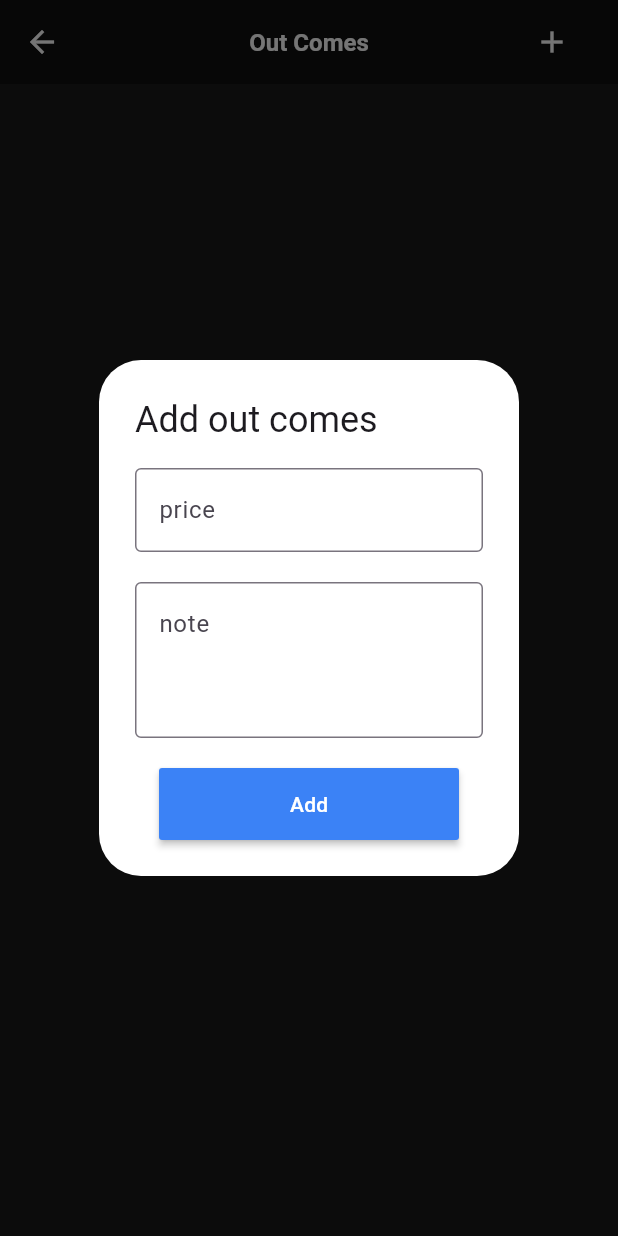
After one commit to ahmedalnagdy18/quarto, a Flutter app: the _OutComesPage screen opened directly, after a tap on the "add" icon, on a phone screen of 412 x 824 dp. The commit adds this screen. Run offline on Flutter 3.47's test engine with Material 3 defaults, Android fonts, the phone set to English and light mode, and no system bars; our stand-ins replace bloc, flutter_bloc, flutter_svg, get_it, internet_connection_checker, pdf and 3 more; missing offline and left inert: excel, window_manager; accounts and stored records are empty.

Commit message:
finish outcomes page

```diff
--- /dev/null
+++ b/lib/features/dashboard/data/model/outcomes_model.dart
@@ -0,0 +1,27 @@
+class OutcomesModel {
+  final String id;
+  final String note;
+  final int price;
+
+  OutcomesModel({
+    required this.id,
+    required this.note,
+    required this.price,
+  });
+
+  factory OutcomesModel.fromJson(Map<String, dynamic> json) {
+    return OutcomesModel(
+      id: json['id']?.toString() ?? '',
+      note: json['note'] ?? '',
+      price: json['price'] ?? 0,
+    );
+  }
+
+  Map<String, dynamic> toJson() {
+    return {
+      'id': id,
+      'note': note,
+      'price': price,
+    };
+  }
+}
--- a/lib/features/dashboard/data/repository_imp/dashboard_repository_imp.dart
+++ b/lib/features/dashboard/data/repository_imp/dashboard_repository_imp.dart
@@ -1,3 +1,4 @@
+import 'package:quarto/features/dashboard/data/model/outcomes_model.dart';
 import 'package:quarto/features/dashboard/data/model/room_model.dart';
 import 'package:quarto/features/dashboard/data/model/session_history_model.dart';
 import 'package:quarto/features/dashboard/domain/repository/dashboard_repository.dart';
@@ -92,8 +93,11 @@ class DashboardRepositoryImp implements DashboardRepository {
   @override
   Future<Room> getRoom(String roomId) async {
     try {
-      final response =
-          await supabase.from('rooms').select().eq('id', roomId).single();
+      final response = await supabase
+          .from('rooms')
+          .select()
+          .eq('id', roomId)
+          .single();
       return Room.fromJson(response);
     } catch (e) {
       // print('Error getting room: $e');
@@ -215,8 +219,7 @@ class DashboardRepositoryImp implements DashboardRepository {
 
       // خد الأوردرات من الجلسة النشطة
       if (activeSession['orders_items'] != null) {
-        final currentOrdersList =
-            (activeSession['orders_items'] as List)
+        final currentOrdersList = (activeSession['orders_items'] as List)
             .map((e) => OrderItem.fromJson(Map<String, dynamic>.from(e)))
             .toList();
 
@@ -262,8 +265,7 @@ class DashboardRepositoryImp implements DashboardRepository {
   // دالة مساعدة للحصول على الجلسة النشطة
   Future<Map<String, dynamic>?> _getActiveSession(String roomId) async {
     try {
-      final response =
-          await supabase
+      final response = await supabase
           .from('session_history')
           .select()
           .eq('room_id', roomId)
@@ -397,8 +399,7 @@ class DashboardRepositoryImp implements DashboardRepository {
       // 2. تحديث الجلسة في session_history
       if (sessionId != null && sessionId.isNotEmpty) {
         // جلب بيانات الجلسة الحالية
-        final sessionResponse =
-            await supabase
+        final sessionResponse = await supabase
             .from('session_history')
             .select()
             .eq('id', sessionId)
@@ -419,8 +420,8 @@ class DashboardRepositoryImp implements DashboardRepository {
         );
 
         // ⭐⭐ الحساب الصحيح: نضيف سعر الأوردرات الجديدة فقط
-        final currentTotalCost =
-            (sessionResponse['total_cost'] as num).toDouble();
+        final currentTotalCost = (sessionResponse['total_cost'] as num)
+            .toDouble();
         final ordersToAdd = newOrdersPrice; // ⭐ بس الأوردرات الجديدة
         final updatedTotalCost = currentTotalCost + ordersToAdd;
 
@@ -453,8 +454,8 @@ class DashboardRepositoryImp implements DashboardRepository {
           );
 
           // نفس المنطق: نضيف الجديدة فقط
-          final currentTotalCost =
-              (activeSession['total_cost'] as num).toDouble();
+          final currentTotalCost = (activeSession['total_cost'] as num)
+              .toDouble();
           final ordersToAdd = newOrdersPrice;
           final updatedTotalCost = currentTotalCost + ordersToAdd;
 
@@ -480,4 +481,40 @@ class DashboardRepositoryImp implements DashboardRepository {
       rethrow;
     }
   }
+
+  @override
+  Future<void> addOutComes({required int price, required String note}) async {
+    try {
+      await supabase.from('outcomes').insert({
+        "price": price,
+        "note": note,
+      });
+    } catch (e) {
+      // Handle error appropriately
+      throw Exception('Failed to add outcome: $e');
     }
+  }
+
+  @override
+  Future<List<OutcomesModel>> outComesData() async {
+    final response = await supabase
+        .from('outcomes')
+        .select() // This selects ALL columns
+        .order(
+          'id',
+          ascending: false,
+        ); // Or don't order if you don't have created_at
+
+    return (response as List)
+        .map((json) => OutcomesModel.fromJson(json))
+        .toList();
+  }
+
+  @override
+  Future<void> deleteOutComesData(String id) async {
+    await supabase
+        .from('outcomes')
+        .delete()
+        .eq('id', id); // This specifies which row to delete
+  }
+}
--- a/lib/features/dashboard/domain/repository/dashboard_repository.dart
+++ b/lib/features/dashboard/domain/repository/dashboard_repository.dart
@@ -1,3 +1,4 @@
+import 'package:quarto/features/dashboard/data/model/outcomes_model.dart';
 import 'package:quarto/features/dashboard/data/model/room_model.dart';
 import 'package:quarto/features/dashboard/data/model/session_history_model.dart';
 
@@ -22,4 +23,8 @@ abstract class DashboardRepository {
     List<OrderItem> orders, {
     String? sessionId,
   });
+
+  Future<void> addOutComes({required int price, required String note});
+  Future<List<OutcomesModel>> outComesData();
+  Future<void> deleteOutComesData(String id);
 }
--- /dev/null
+++ b/lib/features/dashboard/domain/usecases/add_outcome_usecase.dart
@@ -0,0 +1,11 @@
+import 'package:quarto/features/dashboard/domain/repository/dashboard_repository.dart';
+
+class AddOutcomeUsecase {
+  final DashboardRepository repository;
+
+  AddOutcomeUsecase({required this.repository});
+
+  Future<void> call({required int price, required String note}) async {
+    await repository.addOutComes(note: note, price: price);
+  }
+}
--- /dev/null
+++ b/lib/features/dashboard/domain/usecases/delete_outcome_usecase.dart
@@ -0,0 +1,11 @@
+import 'package:quarto/features/dashboard/domain/repository/dashboard_repository.dart';
+
+class DeleteOutcomeUsecase {
+  final DashboardRepository repository;
+
+  DeleteOutcomeUsecase({required this.repository});
+
+  Future<void> call(String id) async {
+    return repository.deleteOutComesData(id);
+  }
+}
--- /dev/null
+++ b/lib/features/dashboard/domain/usecases/get_outcomes_usecase.dart
@@ -0,0 +1,12 @@
+import 'package:quarto/features/dashboard/data/model/outcomes_model.dart';
+import 'package:quarto/features/dashboard/domain/repository/dashboard_repository.dart';
+
+class GetOutcomesUsecase {
+  final DashboardRepository repository;
+
+  GetOutcomesUsecase({required this.repository});
+
+  Future<List<OutcomesModel>> call() async {
+    return repository.outComesData();
+  }
+}
--- /dev/null
+++ b/lib/features/dashboard/presentation/cubits/outcomes/outcomes_cubit.dart
@@ -0,0 +1,57 @@
+import 'package:bloc/bloc.dart';
+import 'package:flutter/material.dart';
+import 'package:quarto/features/dashboard/data/model/outcomes_model.dart';
+import 'package:quarto/features/dashboard/domain/usecases/add_outcome_usecase.dart';
+import 'package:quarto/features/dashboard/domain/usecases/delete_outcome_usecase.dart';
+import 'package:quarto/features/dashboard/domain/usecases/get_outcomes_usecase.dart';
+
+part 'outcomes_state.dart';
+
+class OutcomesCubit extends Cubit<OutcomesState> {
+  final AddOutcomeUsecase addOutcomeUsecase;
+  final GetOutcomesUsecase getOutcomesUsecase;
+  final DeleteOutcomeUsecase deleteOutcomeUsecase;
+  OutcomesCubit({
+    required this.addOutcomeUsecase,
+    required this.getOutcomesUsecase,
+    required this.deleteOutcomeUsecase,
+  }) : super(OutcomesInitial());
+
+  Future<void> addOutcomesFunc({
+    required int price,
+    required String note,
+  }) async {
+    emit(LoadingAddOutcomes());
+    try {
+      await addOutcomeUsecase(note: note, price: price);
+      emit(
+        SuccessAddOutcomes(),
+      );
+    } catch (e) {
+      emit(ErrorAddOutcomes(message: e.toString()));
+    }
+  }
+
+  Future<void> getOutcomes() async {
+    emit(LoadingGetOutcomes());
+    try {
+      final data = await getOutcomesUsecase();
+      emit(
+        SuccessGetOutcomes(data: data),
+      );
+    } catch (e) {
+      emit(ErrorGetOutcomes(message: e.toString()));
+    }
+  }
+
+  Future<void> deleteOutcome(String id) async {
+    emit(LoadingDeleteOutcome());
+    try {
+      await deleteOutcomeUsecase(id);
+
+      emit(SuccessDeleteOutcome());
+    } catch (e) {
+      emit(ErrorDeleteOutcome(message: e.toString()));
+    }
+  }
+}
--- /dev/null
+++ b/lib/features/dashboard/presentation/cubits/outcomes/outcomes_state.dart
@@ -0,0 +1,42 @@
+part of 'outcomes_cubit.dart';
+
+@immutable
+sealed class OutcomesState {}
+
+final class OutcomesInitial extends OutcomesState {}
+
+class LoadingAddOutcomes extends OutcomesState {}
+
+class SuccessAddOutcomes extends OutcomesState {}
+
+class ErrorAddOutcomes extends OutcomesState {
+  final String message;
+
+  ErrorAddOutcomes({required this.message});
+}
+
+class LoadingGetOutcomes extends OutcomesState {}
+
+class SuccessGetOutcomes extends OutcomesState {
+  final List<OutcomesModel> data;
+
+  SuccessGetOutcomes({required this.data});
+}
+
+class ErrorGetOutcomes extends OutcomesState {
+  final String message;
+
+  ErrorGetOutcomes({required this.message});
+}
+
+class LoadingDeleteOutcome extends OutcomesState {}
+
+class SuccessDeleteOutcome extends OutcomesState {
+  final List<OutcomesModel>? updatedData;
+  SuccessDeleteOutcome({this.updatedData});
+}
+
+class ErrorDeleteOutcome extends OutcomesState {
+  final String message;
+  ErrorDeleteOutcome({required this.message});
+}
--- /dev/null
+++ b/lib/features/dashboard/presentation/screens/out_comes_page.dart
@@ -0,0 +1,298 @@
+import 'package:flutter/material.dart';
+import 'package:flutter/services.dart';
+import 'package:flutter_bloc/flutter_bloc.dart';
+import 'package:quarto/core/colors/app_colors.dart';
+import 'package:quarto/core/fonts/app_text.dart';
+import 'package:quarto/features/dashboard/presentation/cubits/outcomes/outcomes_cubit.dart';
+import 'package:quarto/injection_container.dart';
+
+class OutComesPage extends StatelessWidget {
+  const OutComesPage({super.key});
+
+  @override
+  Widget build(BuildContext context) {
+    return BlocProvider(
+      create: (context) => OutcomesCubit(
+        addOutcomeUsecase: sl(),
+        getOutcomesUsecase: sl(),
+        deleteOutcomeUsecase: sl(),
+      ),
+      child: const _OutComesPage(),
+    );
+  }
+}
+
+class _OutComesPage extends StatefulWidget {
+  const _OutComesPage();
+
+  @override
+  State<_OutComesPage> createState() => _OutComesPageState();
+}
+
+class _OutComesPageState extends State<_OutComesPage> {
+  // Declare TextEditingControllers
+  final TextEditingController _priceController = TextEditingController();
+  final TextEditingController _noteController = TextEditingController();
+
+  // Helper method to calculate total
+  int _calculateTotal(List<int> prices) {
+    return prices.fold(0, (sum, price) => sum + price);
+  }
+
+  @override
+  void initState() {
+    context.read<OutcomesCubit>().getOutcomes();
+    super.initState();
+  }
+
+  @override
+  void dispose() {
+    _priceController.dispose();
+    _noteController.dispose();
+    super.dispose();
+  }
+
+  @override
+  Widget build(BuildContext context) {
+    return BlocConsumer<OutcomesCubit, OutcomesState>(
+      listener: (context, state) {
+        if (state is ErrorAddOutcomes) {
+          ScaffoldMessenger.of(context).showSnackBar(
+            const SnackBar(
+              content: Text("Error adding outcome"),
+              backgroundColor: Colors.red,
+            ),
+          );
+          print(state.message);
+        }
+        if (state is SuccessAddOutcomes) {
+          ScaffoldMessenger.of(context).showSnackBar(
+            const SnackBar(
+              content: Text("Successfully added outcome"),
+              backgroundColor: Colors.green,
+            ),
+          );
+          Navigator.of(context).pop(); // Close the dialog
+          _priceController.clear();
+          _noteController.clear();
+          context.read<OutcomesCubit>().getOutcomes();
+        }
+        if (state is ErrorGetOutcomes) {
+          print(state.message);
+        }
+        if (state is SuccessDeleteOutcome) {
+          context.read<OutcomesCubit>().getOutcomes();
+        }
+      },
+      builder: (context, state) {
+        return Scaffold(
+          backgroundColor: AppColors.bgCard,
+          appBar: AppBar(
+            backgroundColor: AppColors.bgDark,
+            iconTheme: const IconThemeData(color: Colors.white),
+            title: Text("Out Comes", style: AppTexts.smallHeading),
+            centerTitle: true,
+            actions: [
+              Padding(
+                padding: const EdgeInsets.only(right: 20),
+                child: IconButton(
+                  onPressed: () {
+                    // Get the cubit BEFORE showing dialog
+                    final outcomesCubit = context.read<OutcomesCubit>();
+
+                    showDialog(
+                      context: context,
+                      builder: (context) => Padding(
+                        padding: const EdgeInsets.all(20),
+                        child: AlertDialog(
+                          backgroundColor: Colors.white,
+                          title: const Text("Add out comes"),
+                          content: Column(
+                            mainAxisSize: MainAxisSize.min,
+                            children: [
+                              TextFormField(
+                                controller: _priceController,
+                                inputFormatters: [
+                                  FilteringTextInputFormatter.digitsOnly,
+                                ],
+                                decoration: const InputDecoration(
+                                  border: OutlineInputBorder(),
+                                  hintText: "price",
+                                ),
+                              ),
+                              const SizedBox(height: 20),
+                              TextFormField(
+                                controller: _noteController,
+                                minLines: 3,
+                                maxLines: 5,
+                                decoration: const InputDecoration(
+                                  border: OutlineInputBorder(),
+                                  hintText: "note",
+                                ),
+                              ),
+                              const SizedBox(height: 20),
+                              MaterialButton(
+                                minWidth: 200,
+                                padding: const EdgeInsets.symmetric(
+                                  vertical: 14,
+                                ),
+                                onPressed: () {
+                                  if (_priceController.text.isEmpty ||
+                                      _noteController.text.isEmpty) {
+                                    ScaffoldMessenger.of(context).showSnackBar(
+                                      const SnackBar(
+                                        content: Text("Please fill all fields"),
+                                      ),
+                                    );
+                                    return;
+                                  }
+
+                                  final price =
+                                      int.tryParse(_priceController.text) ?? 0;
+                                  final note = _noteController.text;
+
+                                  // Use the cubit reference we captured earlier
+                                  outcomesCubit.addOutcomesFunc(
+                                    note: note,
+                                    price: price,
+                                  );
+                                },
+                                color: AppColors.primaryBlue,
+                                child: Text(
+                                  state is LoadingAddOutcomes
+                                      ? "Adding..."
+                                      : "Add",
+                                  style: const TextStyle(color: Colors.white),
+                                ),
+                              ),
+                            ],
+                          ),
+                        ),
+                      ),
+                    );
+                  },
+                  icon: const Icon(Icons.add),
+                ),
+              ),
+            ],
+          ),
+          body: state is LoadingGetOutcomes
+              ? Center(child: CircularProgressIndicator())
+              : Padding(
+                  padding: const EdgeInsets.symmetric(
+                    horizontal: 100,
+                    vertical: 20,
+                  ),
+                  child: Column(
+                    crossAxisAlignment: CrossAxisAlignment.start,
+                    children: [
+                      const SizedBox(height: 20),
+
+                      // ADDED: Total price display
+                      if (state is SuccessGetOutcomes &&
+                          state.data.isNotEmpty) ...[
+                        Container(
+                          width: double.infinity,
+                          padding: const EdgeInsets.all(20),
+                          margin: const EdgeInsets.only(bottom: 20),
+                          decoration: BoxDecoration(
+                            borderRadius: BorderRadius.circular(12),
+                            color: AppColors.primaryBlue,
+                          ),
+                          child: Row(
+                            mainAxisAlignment: MainAxisAlignment.spaceBetween,
+                            children: [
+                              Text(
+                                "Total:",
+                                style: TextStyle(
+                                  color: Colors.white,
+                                  fontSize: 18,
+                                  fontWeight: FontWeight.bold,
+                                ),
+                              ),
+                              Text(
+                                "\$${_calculateTotal(state.data.map((e) => e.price).toList())}",
+                                style: TextStyle(
+                                  color: Colors.white,
+                                  fontSize: 24,
+                                  fontWeight: FontWeight.bold,
+                                ),
+                              ),
+                            ],
+                          ),
+                        ),
+                      ],
+
+                      if (state is SuccessGetOutcomes) ...[
+                        Expanded(
+                          child: ListView.separated(
+                            scrollDirection: Axis.vertical,
+                            itemBuilder: (context, index) {
+                              return Row(
+                                children: [
+                                  Expanded(
+                                    child: Container(
+                                      width: double.infinity,
+                                      padding: const EdgeInsets.all(20),
+                                      decoration: BoxDecoration(
+                                        borderRadius: BorderRadius.circular(12),
+                                        color: AppColors.bgDark,
+                                      ),
+                                      child: Row(
+                                        crossAxisAlignment:
+                                            CrossAxisAlignment.start,
+                                        mainAxisAlignment:
+                                            MainAxisAlignment.spaceEvenly,
+                                        children: [
+                                          Expanded(
+                                            child: Text(
+                                              state.data[index].price
+                                                  .toString(),
+                                              style: TextStyle(
+                                                color: Colors.white,
+                                                fontWeight: FontWeight.w500,
+                                              ),
+                                            ),
+                                          ),
+                                          Expanded(
+                                            child: Text(
+                                              state.data[index].note,
+                                              style: TextStyle(
+                                                color: Colors.white,
+                                                fontWeight: FontWeight.w500,
+                                              ),
+                                            ),
+                                          ),
+                                        ],
+                                      ),
+                                    ),
+                                  ),
+                                  SizedBox(width: 20),
+                                  InkWell(
+                                    onTap: () {
+                                      context
+                                          .read<OutcomesCubit>()
+                                          .deleteOutcome(state.data[index].id);
+                                    },
+                                    child: Icon(
+                                      Icons.delete,
+                                      color: Colors.white,
+                                    ),
+                                  ),
+                                ],
+                              );
+                            },
+                            separatorBuilder: (context, index) =>
+                                const SizedBox(height: 20),
+                            itemCount: state.data.length,
+                          ),
+                        ),
+                      ],
+                    ],
+                  ),
+                ),
+        );
+      },
+    );
+  }
+}
--- a/pubspec.yaml
+++ b/pubspec.yaml
@@ -19,7 +19,7 @@ publish_to: "none" # Remove this line if you wish to publish to pub.dev
 version: 1.0.0+1
 
 environment:
-  sdk: ^3.7.0
+  sdk: ">=3.10.0 <4.0.0"
 
 # Dependencies specify other packages that your package needs in order to work.
 # To automatically upgrade your package dependencies to the latest versions
```
Also changed, not shown: lib/features/dashboard/presentation/screens/dashboard_page.dart (+41 -23 lines), lib/injection_container.dart (+13 -0 lines), pubspec.lock, 1 other file. Lines whose indentation alone changed are shown as unchanged.
